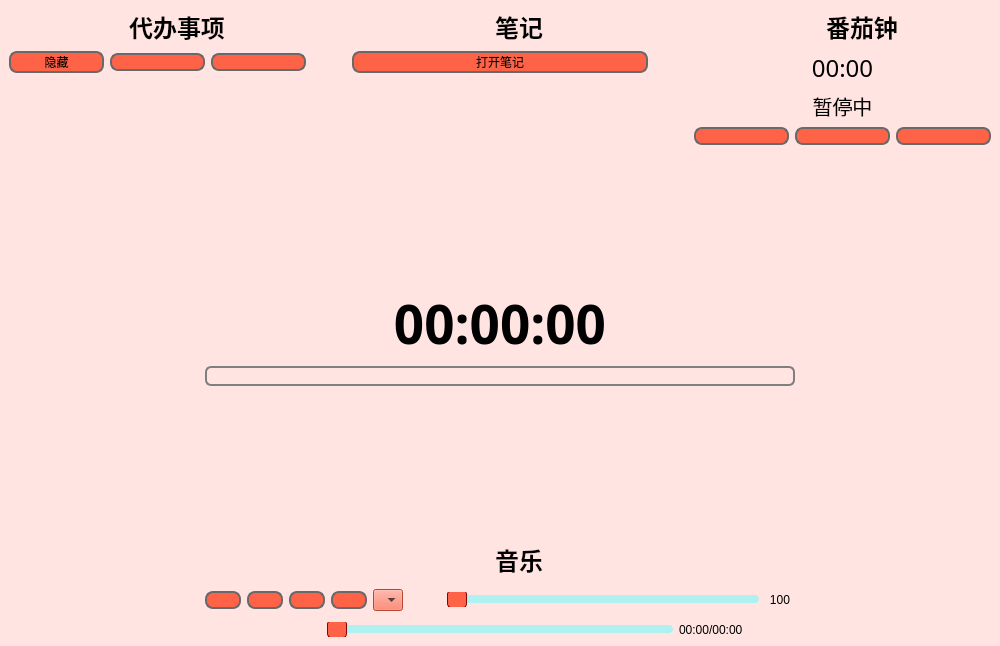
Vivanto-Libera/Pomodoro, file mainwindow.ui: the form before one commit.
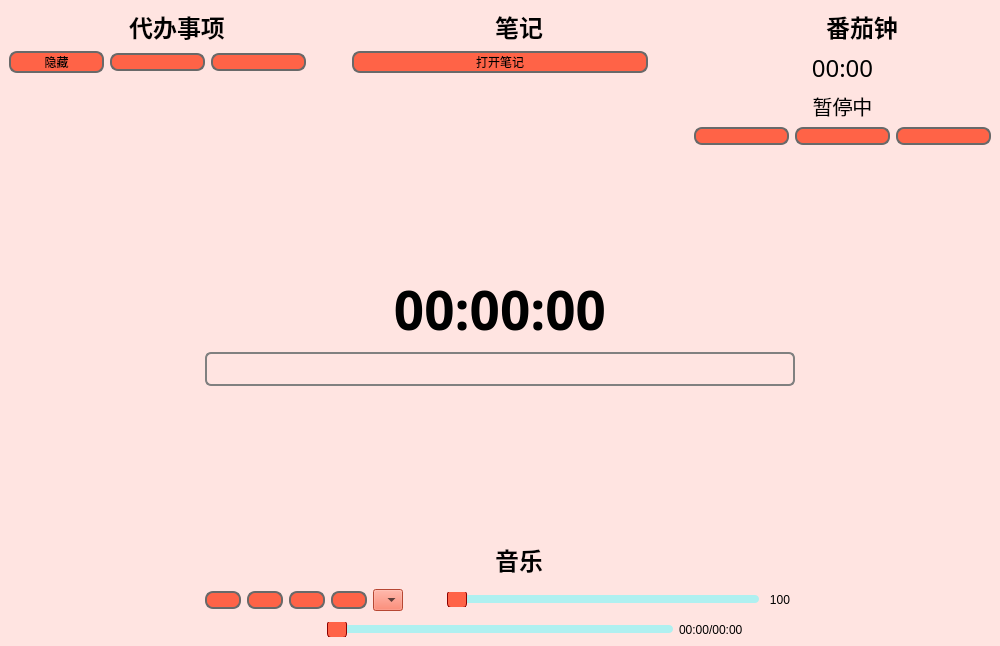
The form after the commit. Icons and pictures are not drawn.

Commit message: Adjusted the font size of motto.

Patch:
```diff
--- a/mainwindow.ui
+++ b/mainwindow.ui
@@ -621,6 +621,11 @@
           </item>
           <item>
            <widget class="QLineEdit" name="lineEdit">
+            <property name="font">
+             <font>
+              <pointsize>18</pointsize>
+             </font>
+            </property>
             <property name="text">
              <string/>
             </property>
```
The commit also changes 1 other file.
